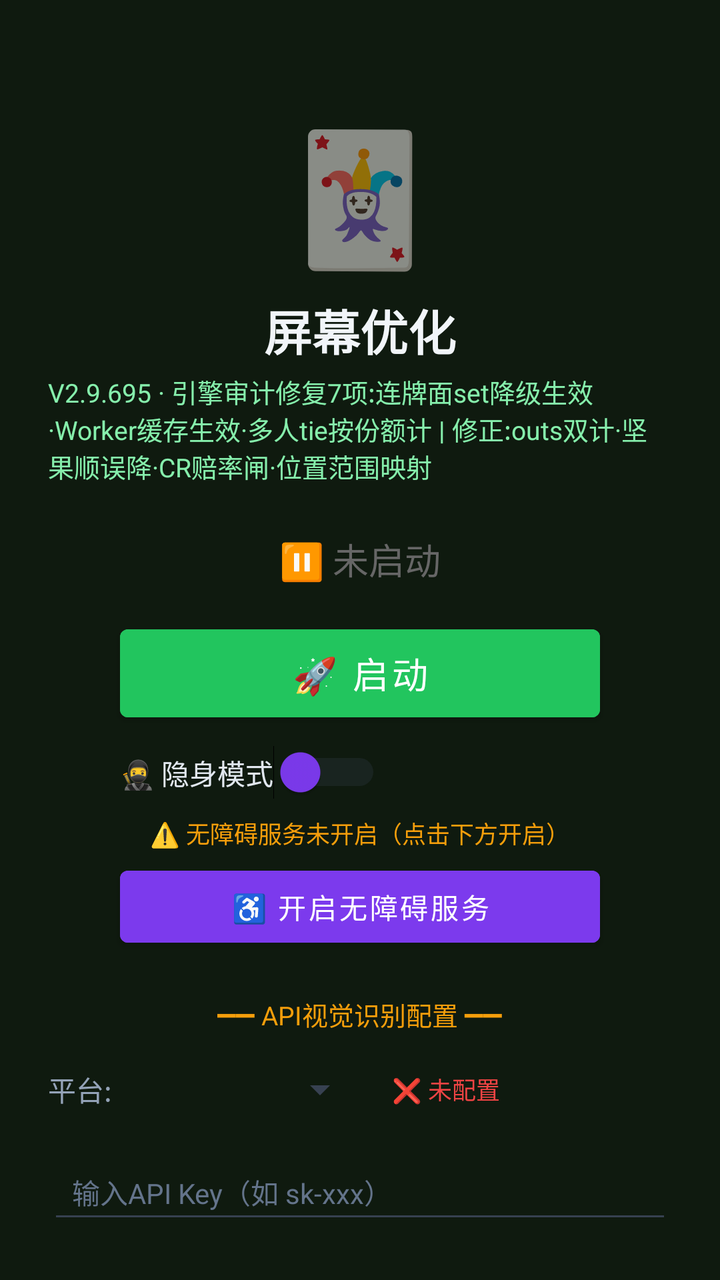
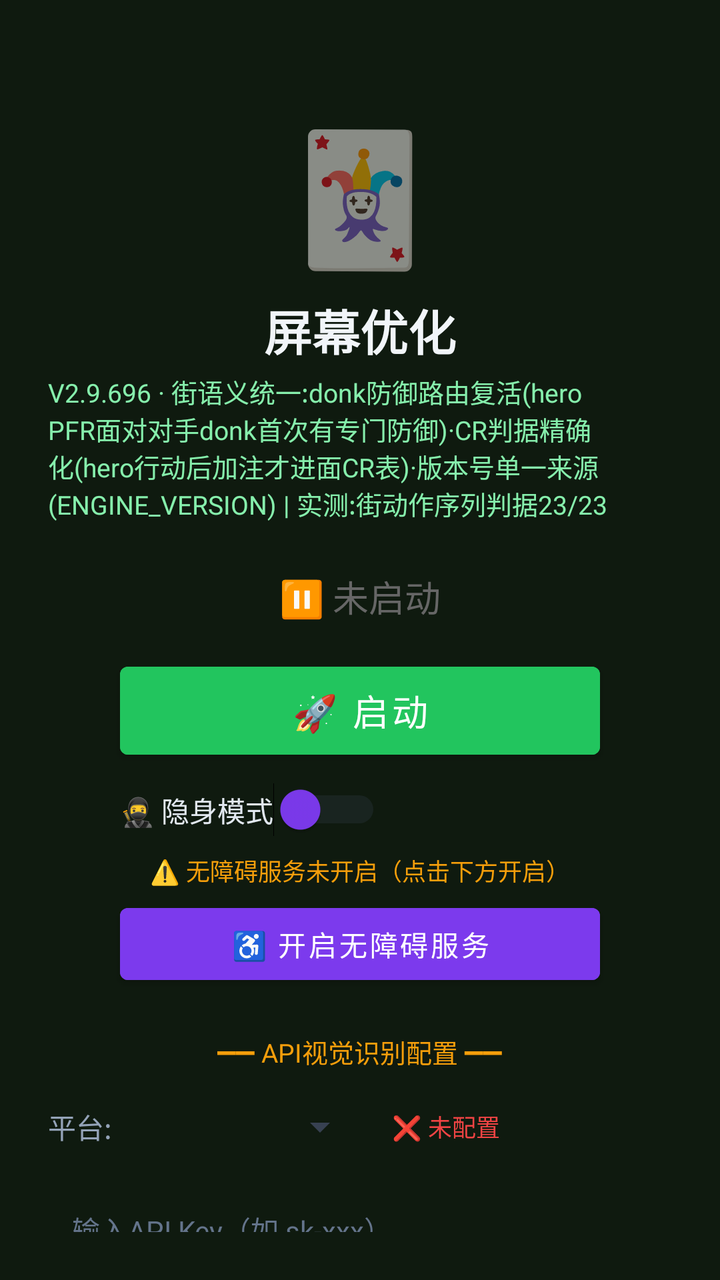

Two renders of the same Android screen: before a commit and after it. Below are the layout's source before the change and the commit's diff.
<!-- AndroidManifest.xml: activity theme Theme.MjScreenshot -->
<!-- res/layout/activity_main.xml -->
<?xml version="1.0" encoding="utf-8"?>
<LinearLayout xmlns:android="http://schemas.android.com/apk/res/android"
    android:layout_width="match_parent"
    android:layout_height="match_parent"
    android:orientation="vertical"
    android:background="#0f1a0f"
    android:padding="24dp"
    android:gravity="center_horizontal">

    <TextView
        android:layout_width="wrap_content"
        android:layout_height="wrap_content"
        android:text="🃏"
        android:textSize="64sp"
        android:layout_marginTop="30dp" />

    <TextView
        android:layout_width="wrap_content"
        android:layout_height="wrap_content"
        android:text="屏幕优化"
        android:textSize="24sp"
        android:textColor="#f1f5f9"
        android:textStyle="bold"
        android:layout_marginTop="8dp" />

    <TextView
        android:layout_width="wrap_content"
        android:layout_height="wrap_content"
        android:text="V2.9.695 · 引擎审计修复7项:连牌面set降级生效·Worker缓存生效·多人tie按份额计 | 修正:outs双计·坚果顺误降·CR赔率闸·位置范围映射"
        android:textSize="13sp"
        android:textColor="#86efac"
        android:layout_marginTop="4dp" />

    <TextView
        android:id="@+id/tvStatus"
        android:layout_width="wrap_content"
        android:layout_height="wrap_content"
        android:text="⏸ 未启动"
        android:textSize="18sp"
        android:textColor="#666666"
        android:layout_marginTop="24dp" />

    <Button
        android:id="@+id/btnStart"
        android:layout_width="240dp"
        android:layout_height="56dp"
        android:text="🚀 启动"
        android:textSize="18sp"
        android:textColor="#ffffff"
        android:backgroundTint="#22c55e"
        android:layout_marginTop="16dp" />

    <Button
        android:id="@+id/btnHelper"
        android:layout_width="240dp"
        android:layout_height="56dp"
        android:text="🃏 打开智囊"
        android:textSize="16sp"
        android:textColor="#ffffff"
        android:backgroundTint="#16a34a"
        android:layout_marginTop="12dp"
        android:visibility="gone" />

    
    <LinearLayout
        android:layout_width="240dp"
        android:layout_height="wrap_content"
        android:orientation="horizontal"
        android:gravity="center_vertical"
        android:layout_marginTop="8dp">

        <Switch
            android:id="@+id/switchStealth"
            android:layout_width="wrap_content"
            android:layout_height="wrap_content"
            android:text="🥷 隐身模式"
            android:textColor="#e2e8f0"
            android:textSize="14sp"
            android:thumbTint="#7c3aed"
            android:trackTint="#374151" />
    </LinearLayout>

    <TextView
        android:id="@+id/tvAccessibilityStatus"
        android:layout_width="wrap_content"
        android:layout_height="wrap_content"
        android:text="⚠️ 无障碍服务未开启（点击下方开启）"
        android:textSize="12sp"
        android:textColor="#f59e0b"
        android:layout_marginTop="8dp"
        android:gravity="center" />

    <Button
        android:id="@+id/btnAccessibility"
        android:layout_width="240dp"
        android:layout_height="48dp"
        android:text="♿ 开启无障碍服务"
        android:textSize="14sp"
        android:textColor="#ffffff"
        android:backgroundTint="#7c3aed"
        android:layout_marginTop="4dp" />

    <TextView
        android:layout_width="wrap_content"
        android:layout_height="wrap_content"
        android:text="━━ API视觉识别配置 ━━"
        android:textSize="13sp"
        android:textColor="#f59e0b"
        android:layout_marginTop="20dp" />

    <LinearLayout
        android:layout_width="match_parent"
        android:layout_height="wrap_content"
        android:orientation="horizontal"
        android:layout_marginTop="8dp"
        android:gravity="center_vertical">

        <TextView
            android:layout_width="wrap_content"
            android:layout_height="wrap_content"
            android:text="平台:"
            android:textSize="14sp"
            android:textColor="#94a3b8" />

        <Spinner
            android:id="@+id/spinnerProvider"
            android:layout_width="120dp"
            android:layout_height="40dp"
            android:layout_marginStart="8dp"
            android:backgroundTint="#374151" />

        <TextView
            android:id="@+id/tvApiStatus"
            android:layout_width="wrap_content"
            android:layout_height="wrap_content"
            android:text="❌ 未配置"
            android:textSize="12sp"
            android:textColor="#ef4444"
            android:layout_marginStart="12dp" />
    </LinearLayout>

    <EditText
        android:id="@+id/etApiKey"
        android:layout_width="match_parent"
        android:layout_height="44dp"
        android:hint="输入API Key（如 sk-xxx）"
        android:textSize="14sp"
        android:textColor="#e2e8f0"
        android:textColorHint="#64748b"
        android:backgroundTint="#374151"
        android:inputType="textPassword"
        android:layout_marginTop="8dp"
        android:paddingStart="12dp"
        android:paddingEnd="12dp" />

    <Button
        android:id="@+id/btnSaveApi"
        android:layout_width="200dp"
        android:layout_height="44dp"
        android:text="💾 保存API配置"
        android:textSize="14sp"
        android:textColor="#ffffff"
        android:backgroundTint="#d97706"
        android:layout_marginTop="8dp" />

    <TextView
        android:id="@+id/tvHint"
        android:layout_width="wrap_content"
        android:layout_height="wrap_content"
        android:text="先点上方按钮启动截屏"
        android:textSize="13sp"
        android:textColor="#666666"
        android:layout_marginTop="12dp"
        android:gravity="center" />

    <TextView
        android:layout_width="wrap_content"
        android:layout_height="wrap_content"
        android:text="使用步骤：\n1. 配置API Key（支持OpenAI/通义千问VL/硅基流动）\n2. 点「开启无障碍服务」→ 开启\n3. 开启「🥷隐身模式」(反检测)\n4. 点「启动」→ 允许悬浮窗\n5. 打牌时点屏幕上的🎯悬浮球即可截屏识别\n★ 拖动悬浮球可移到不挡牌的位置 ★\n★ 长按悬浮球可展开/收起详细面板 ★\n★ 悬浮球边框颜色=建议：绿=加注 橙=跟注 红=弃牌 ★"
        android:textSize="12sp"
        android:textColor="#64748b"
        android:layout_marginTop="12dp"
        android:lineSpacingExtra="3dp" />

</LinearLayout>
<!-- resources referenced by this layout -->
<resources>
  <style name="Theme.MjScreenshot" parent="Theme.MaterialComponents.DayNight.DarkActionBar">
          <item name="colorPrimary">#1e40af</item>
          <item name="colorPrimaryVariant">#1e3a8a</item>
          <item name="colorOnPrimary">#ffffff</item>
          <item name="android:statusBarColor">#0f172a</item>
      </style>
</resources>

<!-- the commit's change to res/layout/activity_main.xml (unified diff, before → after) -->
@@ -26,7 +26,7 @@
     <TextView
         android:layout_width="wrap_content"
         android:layout_height="wrap_content"
-        android:text="V2.9.695 · 引擎审计修复7项:连牌面set降级生效·Worker缓存生效·多人tie按份额计 | 修正:outs双计·坚果顺误降·CR赔率闸·位置范围映射"
+        android:text="V2.9.696 · 街语义统一:donk防御路由复活(hero PFR面对对手donk首次有专门防御)·CR判据精确化(hero行动后加注才进面CR表)·版本号单一来源(ENGINE_VERSION) | 实测:街动作序列判据23/23"
         android:textSize="13sp"
         android:textColor="#86efac"
         android:layout_marginTop="4dp" />
